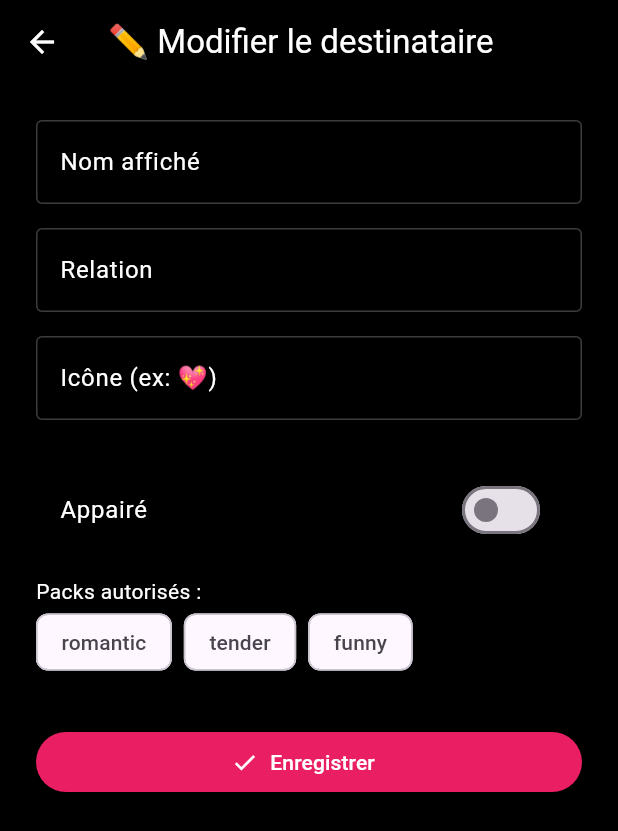
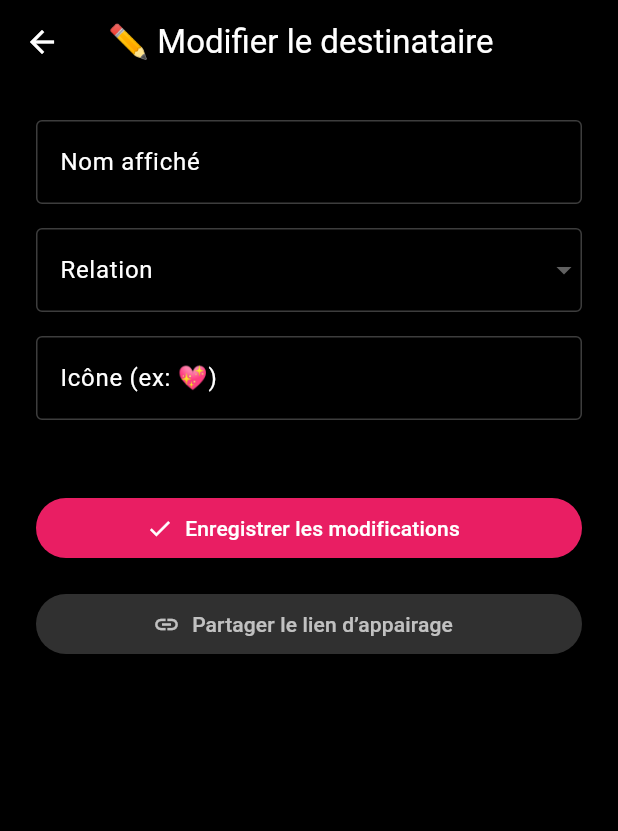
Before and after one commit to dvmyyg/jenvoiedelamour-redirect, a Flutter app: the EditRecipientScreen screen opened directly with empty values, on a phone screen of 412 x 824 dp. Shown: the top 831 px of the screen. Run offline on Flutter 3.47's test engine with Material 3 defaults, Android fonts, the light colour scheme and no system bars; our stand-ins replace cloud_firestore, firebase_core, firebase_dynamic_links, firebase_messaging, flutter_local_notifications, share_plus and 1 more; accounts and stored records are empty.

Commit message:
✨ Intégration partielle du système de Dynamic Links (Flutter)
✅ Ajout de la réception des liens dynamiques dans
✅ Début de traitement de  (prévu mais non fonctionnel faute de lien Firebase actif)
✅ Passage de  dans  et  (et mises à jour des appels)
✅ Ajout d'une structure de contrôle et de diagnostic de lien dynamique dans le démarrage de l'app
⚠️ Mise en pause du système Firebase Dynamic Links à cause de l’abandon prévu (25 août 2025)

🔜 Prévu : passage vers une solution de lien personnalisé via domaine propre ()

```diff
--- /dev/null
+++ b/codes flutter.txt
@@ -0,0 +1,5 @@
+Xiaomi arrondi Mi 10 lite
+flutter run -d 72890b83 --verbose
+
+Xiaomi red mi 9
+flutter run -d 72890b83 --verbose
--- /dev/null
+++ b/jenvoiedelamour.com.txt
@@ -0,0 +1 @@
+jenvoiedelamour.com > ovh > davidvuillardot@gmail.com
--- a/lib/screens/edit_recipient_screen.dart
+++ b/lib/screens/edit_recipient_screen.dart
@@ -2,17 +2,19 @@
 
 import 'package:flutter/material.dart';
 import 'package:cloud_firestore/cloud_firestore.dart';
+import 'package:share_plus/share_plus.dart';
 import '../models/recipient.dart';
+import '../services/i18n_service.dart';
 
 class EditRecipientScreen extends StatefulWidget {
   final String deviceId;
-  final String deviceLang; // ✅ Ajouté
+  final String deviceLang;
   final Recipient recipient;
 
   const EditRecipientScreen({
     super.key,
     required this.deviceId,
-    required this.deviceLang, // ✅ Ajouté
+    required this.deviceLang,
     required this.recipient,
   });
 
@@ -23,21 +25,19 @@ class EditRecipientScreen extends StatefulWidget {
 class _EditRecipientScreenState extends State<EditRecipientScreen> {
   final _formKey = GlobalKey<FormState>();
   late TextEditingController _displayNameController;
-  late TextEditingController _relationController;
   late TextEditingController _iconController;
-  late bool _paired;
-  late List<String> _selectedPacks;
+  late String _selectedRelationKey;
 
-  final List<String> availablePacks = ['romantic', 'tender', 'funny'];
+  final List<String> relationKeys = [
+    'compagne', 'compagnon', 'enfant', 'maman', 'papa', 'ami', 'autre'
+  ];
 
   @override
   void initState() {
     super.initState();
     _displayNameController = TextEditingController(text: widget.recipient.displayName);
-    _relationController = TextEditingController(text: widget.recipient.relation);
     _iconController = TextEditingController(text: widget.recipient.icon);
-    _paired = widget.recipient.paired;
-    _selectedPacks = List<String>.from(widget.recipient.allowedPacks);
+    _selectedRelationKey = widget.recipient.relation; // ex: "maman"
   }
 
   Future<void> _saveChanges() async {
@@ -50,14 +50,20 @@ class _EditRecipientScreenState extends State<EditRecipientScreen> {
         .doc(widget.recipient.id);
 
     await docRef.update({
-      'displayName': _displayNameController.text,
-      'relation': _relationController.text,
-      'icon': _iconController.text,
-      'paired': _paired,
-      'allowedPacks': _selectedPacks,
+      'displayName': _displayNameController.text.trim(),
+      'relation': _selectedRelationKey, // stocke la clé uniquement
+      'icon': _iconController.text.trim(),
     });
 
-    Navigator.pop(context, true); // retour avec signal de mise à jour
+    Navigator.pop(context, true);
+  }
+
+  void _sharePairingLink() {
+    final link = 'https://jela.page.link/?recipient=${widget.recipient.id}';
+    Share.share(
+      '💌 Clique ici pour t’appairer avec moi dans l’app J’envoie de l’amour :\n$link',
+      subject: 'Lien d’appairage',
+    );
   }
 
   @override
@@ -76,44 +82,26 @@ class _EditRecipientScreenState extends State<EditRecipientScreen> {
           child: ListView(
             children: [
               _buildTextField("Nom affiché", _displayNameController),
-              _buildTextField("Relation", _relationController),
+              _buildRelationDropdown(),
               _buildTextField("Icône (ex: 💖)", _iconController),
-              const SizedBox(height: 16),
-              SwitchListTile(
-                value: _paired,
-                onChanged: (val) => setState(() => _paired = val),
-                title: const Text("Appairé", style: TextStyle(color: Colors.white)),
-              ),
-              const SizedBox(height: 16),
-              const Text("Packs autorisés :", style: TextStyle(color: Colors.white)),
-              Wrap(
-                spacing: 8,
-                children: availablePacks.map((pack) {
-                  final selected = _selectedPacks.contains(pack);
-                  return FilterChip(
-                    label: Text(pack),
-                    selected: selected,
-                    selectedColor: Colors.pink,
-                    onSelected: (val) {
-                      setState(() {
-                        if (val) {
-                          _selectedPacks.add(pack);
-                        } else {
-                          _selectedPacks.remove(pack);
-                        }
-                      });
-                    },
-                  );
-                }).toList(),
-              ),
               const SizedBox(height: 32),
               ElevatedButton.icon(
                 onPressed: _saveChanges,
                 icon: const Icon(Icons.check),
-                label: const Text("Enregistrer"),
+                label: const Text("Enregistrer les modifications"),
                 style: ElevatedButton.styleFrom(
                   backgroundColor: Colors.pink,
                   foregroundColor: Colors.white,
+                ),
+              ),
+              const SizedBox(height: 16),
+              ElevatedButton.icon(
+                onPressed: _sharePairingLink,
+                icon: const Icon(Icons.link),
+                label: const Text("Partager le lien d’appairage"),
+                style: ElevatedButton.styleFrom(
+                  backgroundColor: Colors.grey[850],
+                  foregroundColor: Colors.white70,
                 ),
               ),
             ],
@@ -143,4 +131,36 @@ class _EditRecipientScreenState extends State<EditRecipientScreen> {
       ),
     );
   }
+
+  Widget _buildRelationDropdown() {
+    return Padding(
+      padding: const EdgeInsets.only(bottom: 16),
+      child: DropdownButtonFormField<String>(
+        value: _selectedRelationKey,
+        items: relationKeys.map((key) {
+          return DropdownMenuItem(
+            value: key,
+            child: Text(getUILabel(key, widget.deviceLang)),
+          );
+        }).toList(),
+        onChanged: (val) {
+          if (val != null) {
+            setState(() => _selectedRelationKey = val);
+          }
+        },
+        dropdownColor: Colors.black,
+        style: const TextStyle(color: Colors.white),
+        decoration: const InputDecoration(
+          labelText: "Relation",
+          labelStyle: TextStyle(color: Colors.white),
+          enabledBorder: OutlineInputBorder(
+            borderSide: BorderSide(color: Colors.white24),
+          ),
+          focusedBorder: OutlineInputBorder(
+            borderSide: BorderSide(color: Colors.pink),
+          ),
+        ),
+      ),
+    );
+  }
 }
--- a/lib/screens/recipients_screen.dart
+++ b/lib/screens/recipients_screen.dart
@@ -83,7 +83,11 @@ class _RecipientsScreenState extends State<RecipientsScreen> {
           await Navigator.push(
             context,
             MaterialPageRoute(
-              builder: (_) => AddRecipientScreen(deviceId: widget.deviceId),
+              builder: (_) => AddRecipientScreen(
+                deviceId: widget.deviceId,
+                deviceLang: widget.deviceLang,
+              ),
+
             ),
           );
           _loadRecipients(); // recharge la liste après retour
--- a/pubspec.yaml
+++ b/pubspec.yaml
@@ -37,6 +37,12 @@ dependencies:
   firebase_storage: ^11.6.0
   firebase_messaging: ^14.7.0
   firebase_analytics: ^10.8.0
+
+  # ajout le 14/09/2025 pour partager un lien d'inscription
+  firebase_dynamic_links: ^5.4.8
+
+  # ajout le 14/09/2025 pour partager un lien d'inscription
+  share_plus: ^7.2.1  # ou la dernière version disponible
 
   # ajout le 09/04/2025 pour l'affichage des notifications personnalisées en local
   flutter_local_notifications: ^17.2.4
```
Also changed, not shown: lib/main.dart (+42 -6 lines), lib/screens/add_recipient_screen.dart (+58 -41 lines), lib/screens/love_screen.dart (+46 -80 lines), lib/screens/send_message_screen.dart (added, +91 -0 lines), pubspec.lock.
